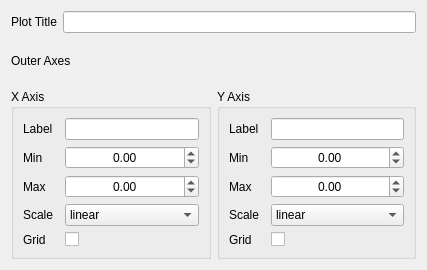
bec-project/bec_widgets, file bec_widgets/widgets/plots_next_gen/setting_menus/axis_settings_horizontal.ui: the form before one commit.
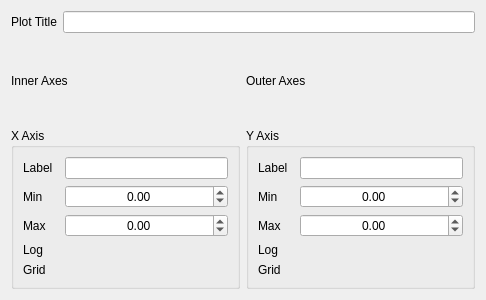
The form after the commit. Custom widgets are drawn as their Qt base class.

Commit message: fix(plot_base): ability to choose between popup or side panel gui mode

Patch:
```diff
--- a/bec_widgets/widgets/plots_next_gen/setting_menus/axis_settings_horizontal.ui
+++ b/bec_widgets/widgets/plots_next_gen/setting_menus/axis_settings_horizontal.ui
@@ -6,67 +6,131 @@
             <rect>
                 <x>0</x>
                 <y>0</y>
-                <width>427</width>
-                <height>270</height>
+                <width>486</width>
+                <height>300</height>
             </rect>
         </property>
-        <property name="minimumSize">
-            <size>
-                <width>0</width>
-                <height>250</height>
-            </size>
-        </property>
-        <property name="maximumSize">
-            <size>
-                <width>16777215</width>
-                <height>278</height>
-            </size>
-        </property>
         <property name="windowTitle">
             <string>Form</string>
         </property>
         <layout class="QGridLayout" name="gridLayout">
-            <item row="0" column="0" colspan="2">
-                <layout class="QHBoxLayout" name="horizontalLayout">
-                    <item>
-                        <widget class="QLabel" name="plot_title_label">
-                            <property name="text">
-                                <string>Plot Title</string>
-                            </property>
-                        </widget>
-                    </item>
-                    <item>
-                        <widget class="QLineEdit" name="plot_title"/>
-                    </item>
-                </layout>
-            </item>
             <item row="1" column="0">
+                <widget class="QLabel" name="label">
+                    <property name="text">
+                        <string>Inner Axes</string>
+                    </property>
+                </widget>
+            </item>
+            <item row="1" column="1">
+                <widget class="ToggleSwitch" name="inner_axes"/>
+            </item>
+            <item row="1" column="2">
                 <widget class="QLabel" name="label_outer_axes">
                     <property name="text">
                         <string>Outer Axes</string>
                     </property>
                 </widget>
             </item>
-            <item row="2" column="1">
+            <item row="1" column="3">
+                <widget class="ToggleSwitch" name="outer_axes">
+                    <property name="checked" stdset="0">
+                        <bool>false</bool>
+                    </property>
+                </widget>
+            </item>
+            <item row="2" column="0" colspan="2">
+                <widget class="QGroupBox" name="x_axis_box">
+                    <property name="title">
+                        <string>X Axis</string>
+                    </property>
+                    <layout class="QGridLayout" name="gridLayout_4">
+                        <item row="5" column="0">
+                            <widget class="QLabel" name="x_grid_label">
+                                <property name="text">
+                                    <string>Grid</string>
+                                </property>
+                            </widget>
+                        </item>
+                        <item row="3" column="2">
+                            <widget class="ToggleSwitch" name="x_log">
+                                <property name="checked" stdset="0">
+                                    <bool>false</bool>
+                                </property>
+                            </widget>
+                        </item>
+                        <item row="2" column="2">
+                            <widget class="QDoubleSpinBox" name="x_max">
+                                <property name="alignment">
+                                    <set>Qt::AlignmentFlag::AlignCenter</set>
+                                </property>
+                                <property name="minimum">
+                                    <double>-9999.000000000000000</double>
+                                </property>
+                                <property name="maximum">
+                                    <double>9999.000000000000000</double>
+                                </property>
+                            </widget>
+                        </item>
+                        <item row="2" column="0">
+                            <widget class="QLabel" name="x_max_label">
+                                <property name="text">
+                                    <string>Max</string>
+                                </property>
+                            </widget>
+                        </item>
+                        <item row="5" column="2">
+                            <widget class="ToggleSwitch" name="x_grid">
+                                <property name="checked" stdset="0">
+                                    <bool>false</bool>
+                                </property>
+                            </widget>
+                        </item>
+                        <item row="1" column="2">
+                            <widget class="QDoubleSpinBox" name="x_min">
+                                <property name="alignment">
+                                    <set>Qt::AlignmentFlag::AlignCenter</set>
+                                </property>
+                                <property name="minimum">
+                                    <double>-9999.000000000000000</double>
+                                </property>
+                                <property name="maximum">
+                                    <double>9999.000000000000000</double>
+                                </property>
+                            </widget>
+                        </item>
+                        <item row="3" column="0">
+                            <widget class="QLabel" name="x_scale_label">
+                                <property name="text">
+                                    <string>Log</string>
+                                </property>
+                            </widget>
+                        </item>
+                        <item row="1" column="0" colspan="2">
+                            <widget class="QLabel" name="x_min_label">
+                                <property name="text">
+                                    <string>Min</string>
+                                </property>
+                            </widget>
+                        </item>
+                        <item row="0" column="0">
+                            <widget class="QLabel" name="x_label_label">
+                                <property name="text">
+                                    <string>Label</string>
+                                </property>
+                            </widget>
+                        </item>
+                        <item row="0" column="2">
+                            <widget class="QLineEdit" name="x_label"/>
+                        </item>
+                    </layout>
+                </widget>
+            </item>
+            <item row="2" column="2" colspan="2">
                 <widget class="QGroupBox" name="y_axis_box">
                     <property name="title">
                         <string>Y Axis</string>
                     </property>
                     <layout class="QGridLayout" name="gridLayout_5">
-                        <item row="3" column="2">
-                            <widget class="QComboBox" name="y_scale">
-                                <item>
-                                    <property name="text">
-                                        <string>linear</string>
-                                    </property>
-                                </item>
-                                <item>
-                                    <property name="text">
-                                        <string>log</string>
-                                    </property>
-                                </item>
-                            </widget>
-                        </item>
                         <item row="2" column="2">
                             <widget class="QDoubleSpinBox" name="y_max">
                                 <property name="alignment">
@@ -106,7 +170,7 @@
                         <item row="3" column="0">
                             <widget class="QLabel" name="y_scale_label">
                                 <property name="text">
-                                    <string>Scale</string>
+                                    <string>Log</string>
                                 </property>
                             </widget>
                         </item>
@@ -124,13 +188,6 @@
                                 </property>
                             </widget>
                         </item>
-                        <item row="4" column="2">
-                            <widget class="QCheckBox" name="y_grid">
-                                <property name="text">
-                                    <string/>
-                                </property>
-                            </widget>
-                        </item>
                         <item row="4" column="0">
                             <widget class="QLabel" name="y_grid_label">
                                 <property name="text">
@@ -138,109 +195,36 @@
                                 </property>
                             </widget>
                         </item>
-                    </layout>
-                </widget>
-            </item>
-            <item row="2" column="0">
-                <widget class="QGroupBox" name="x_axis_box">
-                    <property name="title">
-                        <string>X Axis</string>
-                    </property>
-                    <layout class="QGridLayout" name="gridLayout_4">
-                        <item row="3" column="0">
-                            <widget class="QLabel" name="x_scale_label">
-                                <property name="text">
-                                    <string>Scale</string>
-                                </property>
-                            </widget>
-                        </item>
-                        <item row="1" column="2">
-                            <widget class="QDoubleSpinBox" name="x_min">
-                                <property name="alignment">
-                                    <set>Qt::AlignmentFlag::AlignCenter</set>
-                                </property>
-                                <property name="minimum">
-                                    <double>-9999.000000000000000</double>
-                                </property>
-                                <property name="maximum">
-                                    <double>9999.000000000000000</double>
-                                </property>
-                            </widget>
-                        </item>
-                        <item row="1" column="0" colspan="2">
-                            <widget class="QLabel" name="x_min_label">
-                                <property name="text">
-                                    <string>Min</string>
-                                </property>
-                            </widget>
-                        </item>
-                        <item row="2" column="2">
-                            <widget class="QDoubleSpinBox" name="x_max">
-                                <property name="alignment">
-                                    <set>Qt::AlignmentFlag::AlignCenter</set>
-                                </property>
-                                <property name="minimum">
-                                    <double>-9999.000000000000000</double>
-                                </property>
-                                <property name="maximum">
-                                    <double>9999.000000000000000</double>
-                                </property>
-                            </widget>
-                        </item>
                         <item row="3" column="2">
-                            <widget class="QComboBox" name="x_scale">
-                                <item>
-                                    <property name="text">
-                                        <string>linear</string>
-                                    </property>
-                                </item>
-                                <item>
-                                    <property name="text">
-                                        <string>log</string>
-                                    </property>
-                                </item>
-                            </widget>
-                        </item>
-                        <item row="2" column="0">
-                            <widget class="QLabel" name="x_max_label">
-                                <property name="text">
-                                    <string>Max</string>
-                                </property>
-                            </widget>
-                        </item>
-                        <item row="0" column="2">
-                            <widget class="QLineEdit" name="x_label"/>
-                        </item>
-                        <item row="0" column="0">
-                            <widget class="QLabel" name="x_label_label">
-                                <property name="text">
-                                    <string>Label</string>
+                            <widget class="ToggleSwitch" name="y_log">
+                                <property name="checked" stdset="0">
+                                    <bool>false</bool>
                                 </property>
                             </widget>
                         </item>
                         <item row="4" column="2">
-                            <widget class="QCheckBox" name="x_grid">
-                                <property name="text">
-                                    <string/>
-                                </property>
-                            </widget>
-                        </item>
-                        <item row="4" column="0">
-                            <widget class="QLabel" name="x_grid_label">
-                                <property name="text">
-                                    <string>Grid</string>
+                            <widget class="ToggleSwitch" name="y_grid">
+                                <property name="checked" stdset="0">
+                                    <bool>false</bool>
                                 </property>
                             </widget>
                         </item>
                     </layout>
                 </widget>
             </item>
-            <item row="1" column="1">
-                <widget class="ToggleSwitch" name="switch_outer_axes">
-                    <property name="checked" stdset="0">
-                        <bool>false</bool>
-                    </property>
-                </widget>
+            <item row="0" column="0" colspan="4">
+                <layout class="QHBoxLayout" name="horizontalLayout">
+                    <item>
+                        <widget class="QLabel" name="plot_title_label">
+                            <property name="text">
+                                <string>Plot Title</string>
+                            </property>
+                        </widget>
+                    </item>
+                    <item>
+                        <widget class="QLineEdit" name="title"/>
+                    </item>
+                </layout>
             </item>
         </layout>
     </widget>
```
The commit also changes 3 other files.
